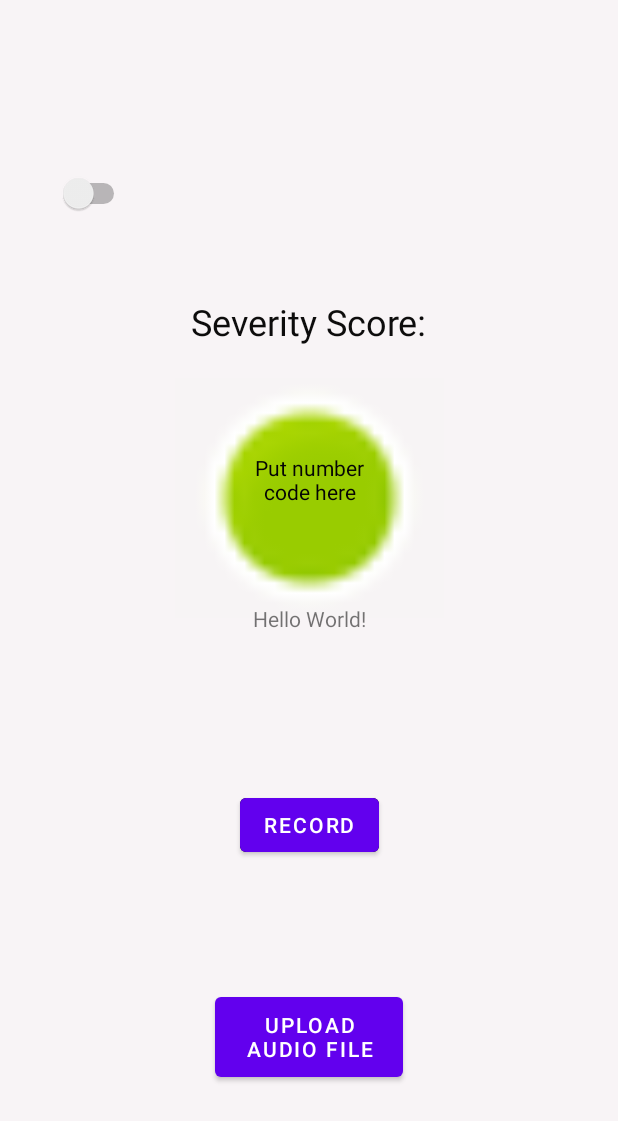
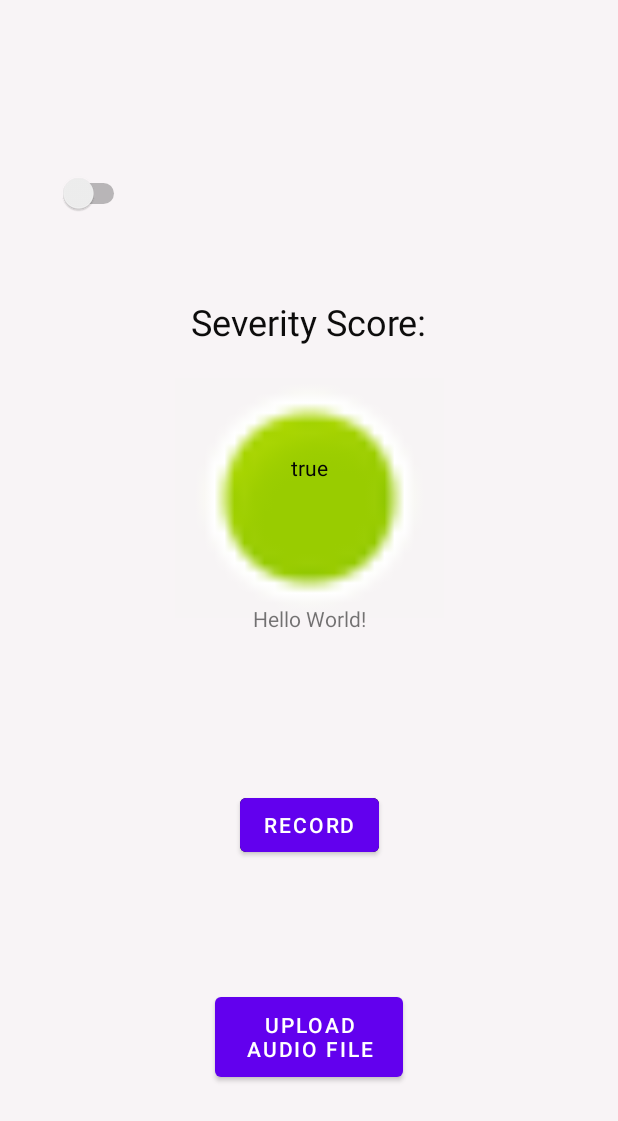
Before and after one commit to rdb94/380Ctest, an Android app built with Jetpack Compose: the layout activity_main.xml on its own in the app's theme, with its tools: preview values and no code run, on a phone screen of 412 x 824 dp. Shown: the top 1121 px of the screen. Run offline under Robolectric (Android 15) with nearby library versions, the phone set to English and light mode, and no system bars.

Commit message:
Rachel: edited severity score layout, working on adding number

```diff
--- a/app/src/main/res/layout/activity_main.xml
+++ b/app/src/main/res/layout/activity_main.xml
@@ -82,13 +82,14 @@
         android:id="@+id/Severity1"
         android:layout_width="97dp"
         android:layout_height="49dp"
+        android:autoText="true"
+        android:text="true"
         android:textAlignment="center"
         android:textColor="#050505"
         app:layout_constraintBottom_toBottomOf="parent"
         app:layout_constraintEnd_toEndOf="parent"
         app:layout_constraintStart_toStartOf="parent"
         app:layout_constraintTop_toTopOf="parent"
-        app:layout_constraintVertical_bias="0.39"
-        tools:text="@string/severity_num" />
+        app:layout_constraintVertical_bias="0.39" />
 
 </androidx.constraintlayout.widget.ConstraintLayout>
--- a/app/src/main/res/values/strings.xml
+++ b/app/src/main/res/values/strings.xml
@@ -3,5 +3,5 @@
     <string name="button_text">Upload Audio File</string>
     <string name='button2_text'>Record</string>
     <string name='severity_text'>Severity Score: </string>
-    <string name="severity_num">Put number code here </string>
+    <string name="severityNum">Put number code here </string>
 </resources>
```
